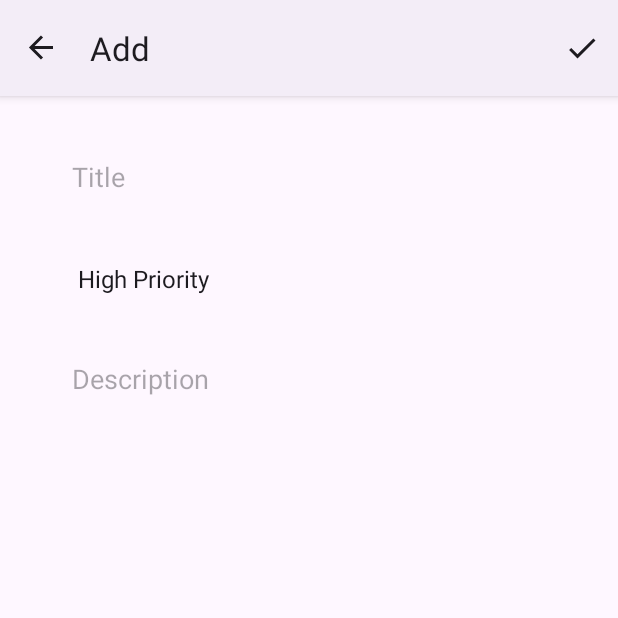
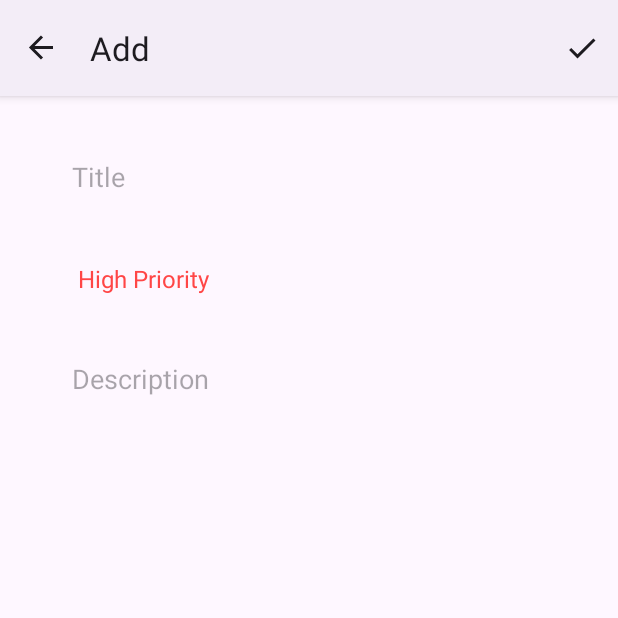
Before and after one commit to stikkas/todoapp, an Android app: the AddFragment screen opened through its navigation route, after a tap on "Add", on a phone screen of 412 x 824 dp, the top half of it. Run offline under Robolectric (Android 15) with nearby library versions, the phone set to English and light mode, and no system bars; our stand-ins replace navigation-ui.

```diff
--- /dev/null
+++ b/app/src/main/java/com/example/mytodoapp/fragments/SharedViewModel.kt
@@ -0,0 +1,42 @@
+package com.example.mytodoapp.fragments
+
+import android.app.Application
+import android.view.View
+import android.widget.AdapterView
+import android.widget.TextView
+import androidx.core.content.ContextCompat
+import androidx.lifecycle.AndroidViewModel
+import com.example.mytodoapp.R
+import com.example.mytodoapp.data.models.Priority
+
+class SharedViewModel(application: Application) : AndroidViewModel(application) {
+
+    val listener = object : AdapterView.OnItemSelectedListener {
+        override fun onItemSelected(parent: AdapterView<*>?, view: View?, pos: Int, id: Long) {
+            val color = when (pos) {
+                0 -> R.color.red
+                1 -> R.color.yellow
+                2 -> R.color.green
+                else -> R.color.black
+            }
+            (parent?.getChildAt(0) as? TextView)?.setTextColor(
+                ContextCompat.getColor(application, color)
+            )
+        }
+
+        override fun onNothingSelected(p0: AdapterView<*>?) {
+        }
+    }
+
+    fun verifyData(title: String, description: String): Boolean {
+        return title.isNotBlank() && description.isNotBlank()
+    }
+
+    fun parsePriority(priority: String): Priority {
+        return when (priority) {
+            "High Priority" -> Priority.HIGH
+            "Medium Priority" -> Priority.MEDIUM
+            else -> Priority.LOW
+        }
+    }
+}
--- a/app/src/main/java/com/example/mytodoapp/fragments/add/AddFragment.kt
+++ b/app/src/main/java/com/example/mytodoapp/fragments/add/AddFragment.kt
@@ -1,8 +1,6 @@
 package com.example.mytodoapp.fragments.add
 
 import android.os.Bundle
-import android.text.TextUtils
-import android.util.Log
 import androidx.fragment.app.Fragment
 import android.view.LayoutInflater
 import android.view.Menu
@@ -14,16 +12,17 @@ import android.widget.Toast
 import androidx.fragment.app.viewModels
 import androidx.navigation.fragment.findNavController
 import com.example.mytodoapp.R
-import com.example.mytodoapp.data.models.Priority
 import com.example.mytodoapp.data.models.ToDoData
 import com.example.mytodoapp.data.viewmodel.ToDoViewModel
 import com.example.mytodoapp.databinding.FragmentAddBinding
+import com.example.mytodoapp.fragments.SharedViewModel
 
 
 class AddFragment : Fragment() {
 
     private lateinit var binding: FragmentAddBinding
     private val viewModel by viewModels<ToDoViewModel>()
+    private val sharedVm by viewModels<SharedViewModel>()
 
     override fun onCreateView(
         inflater: LayoutInflater, container: ViewGroup?,
@@ -31,6 +30,7 @@ class AddFragment : Fragment() {
     ): View? {
         setHasOptionsMenu(true)
         binding = FragmentAddBinding.inflate(inflater, container, false)
+        binding.spinner.onItemSelectedListener = sharedVm.listener
         return binding.root
     }
 
@@ -51,26 +51,16 @@ class AddFragment : Fragment() {
             val priority = spinner.selectedItem.toString()
             val desc = descEd.text.toString()
 
-            if (verifyData(title, desc)) {
-                val data = ToDoData(0, title, parsePriority(priority), desc)
+            if (sharedVm.verifyData(title, desc)) {
+                val data = ToDoData(0, title, sharedVm.parsePriority(priority), desc)
                 viewModel.insertData(data)
                 Toast.makeText(requireContext(), "Successfully added!", Toast.LENGTH_SHORT).show()
                 findNavController().navigate(R.id.action_addFragment_to_listFragment)
             } else {
-                Toast.makeText(requireContext(), "Please fill out all fields.", Toast.LENGTH_SHORT).show()
+                Toast.makeText(requireContext(), "Please fill out all fields.", Toast.LENGTH_SHORT)
+                    .show()
             }
         }
     }
 
-    private fun verifyData(title: String, description: String): Boolean {
-        return title.isNotBlank() && description.isNotBlank()
-    }
-
-    private fun parsePriority(priority: String): Priority {
-        return when (priority) {
-            "High Priority" -> Priority.HIGH
-            "Medium Priority" -> Priority.MEDIUM
-            else -> Priority.LOW
-        }
-    }
 }
```
